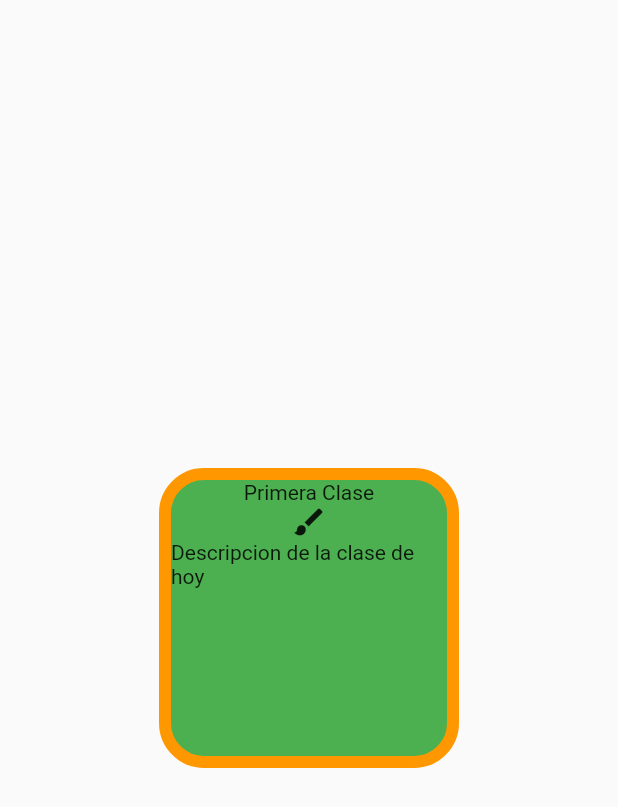
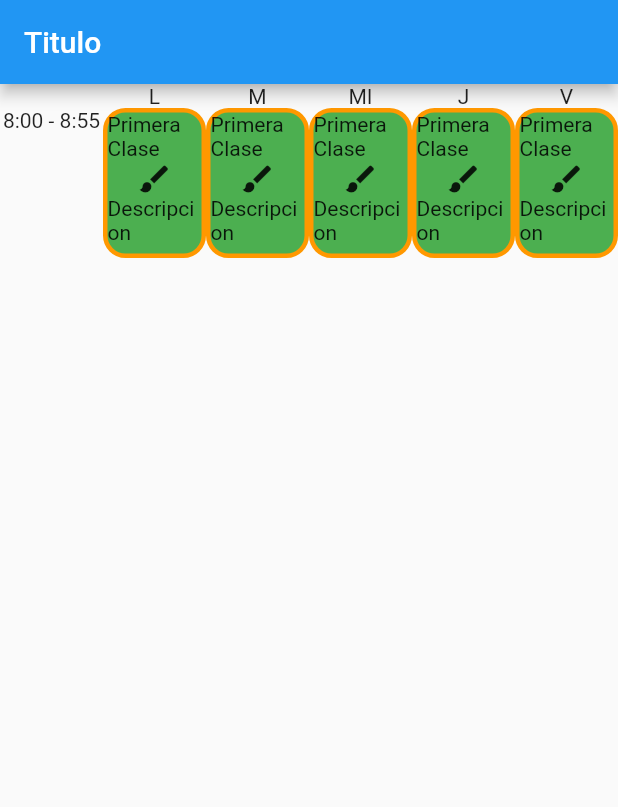
Before and after one commit to mrikerra678/CalendarioFlutter, a Flutter app: the screen it shows after launch, on a phone screen of 412 x 824 dp. Shown: the top 807 px of the screen. Run offline on Flutter 3.47's test engine with Material 2 defaults, Android fonts, the phone set to English and light mode, and no system bars.

Commit message:
Fila del calendario

```diff
--- a/lib/main.dart
+++ b/lib/main.dart
@@ -27,42 +27,119 @@ class MyHomePage extends StatefulWidget {
 }
 
 class _MyHomePageState extends State<MyHomePage> {
+  int numHorario = 4;
   @override
-
-
   Widget build(BuildContext context) {
     var container = Container(
-        width: 200,
-        height: 200,
+        width: 75,
+        height: 100,
         decoration: BoxDecoration(
-            border: Border.all(width:8, color:Colors.orange),
-            color: Colors.green, borderRadius: BorderRadius.circular(30)),
+            border: Border.all(width: 3, color: Colors.orange),
+            color: Colors.green,
+            borderRadius: BorderRadius.circular(15)),
         child: Column(
           children: [
             Column(
               children: [
                 Text('Primera Clase'),
                 Icon(Icons.brush),
-
               ],
             ),
             Column(
               children: [
-               Text("Descripcion de la clase de hoy"),
-
-            ],)
+                Text("Descripcion"),
+              ],
+            )
           ],
-        )
-        );
+        ));
 
     return Scaffold(
-      body: Center(
-        child: Column(
-          mainAxisAlignment: MainAxisAlignment.center,
-          children: <Widget>[container],
+      appBar: AppBar(
+        title: Text("Titulo"),
+      ),
+      body: Table(children: [
+        TableRow(children: [
+          Center(
+            child: Text(""),
+          ),
+          Center(
+            child: Text("L"),
+          ),
+          Center(
+            child: Text("M"),
+          ),
+          Center(
+            child: Text("MI"),
+          ),
+          Center(
+            child: Text("J"),
+          ),
+          Center(
+            child: Text("V"),
+          ),
+        ]),
+        TableRow(
+          children: [
+            Center(
+             child:Text("8:00 - 8:55"),
+            ),
+            for (int i = 0; i <= numHorario; i++) ...{
+              Column(
+                children: [
+                  container,
+                ],
+              ),
+            },
+          ],
         ),
-      ),
+      ]),
     );
   }
+}
+/*
 
-}
+TableRow(children: [
+              Text("8:00 - 8:55"),
+              container,
+              container,
+              container,
+              container,
+              container,
+            ]),
+            TableRow(children: [
+              Text("8:00 - 8:55"),
+              container,
+              container,
+              container,
+              container,
+              container,
+            ]),
+            TableRow(children: [
+              Text("8:00 - 8:55"),
+              container,
+              container,
+              container,
+              container,
+              container,
+
+            ]),
+
+
+
+      Row(
+        children: [
+              Center(
+                child: Text("8:00 - 8:55"),
+              ),
+              Center(
+                child: Text("8:00 - 8:55"),
+              ),
+              Center(
+                child: Text("8:00 - 8:55"),
+              ),
+              Center(
+                child: Text("8:00 - 8:55"),
+              ),
+               ],
+      ),
+  */
```
